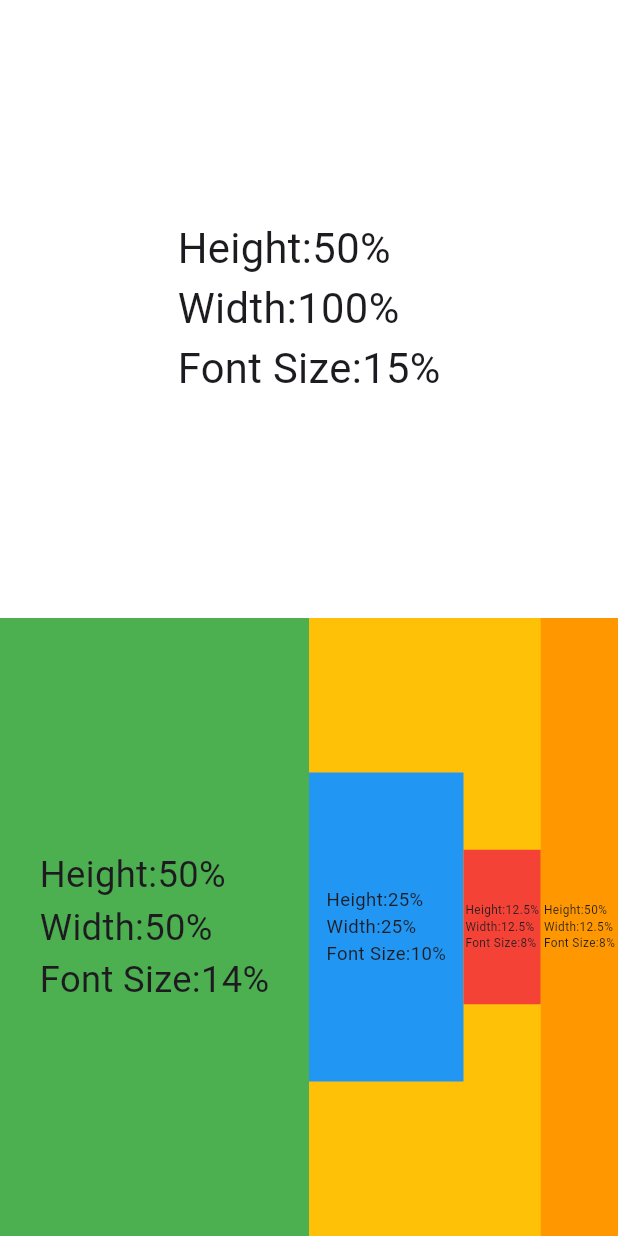
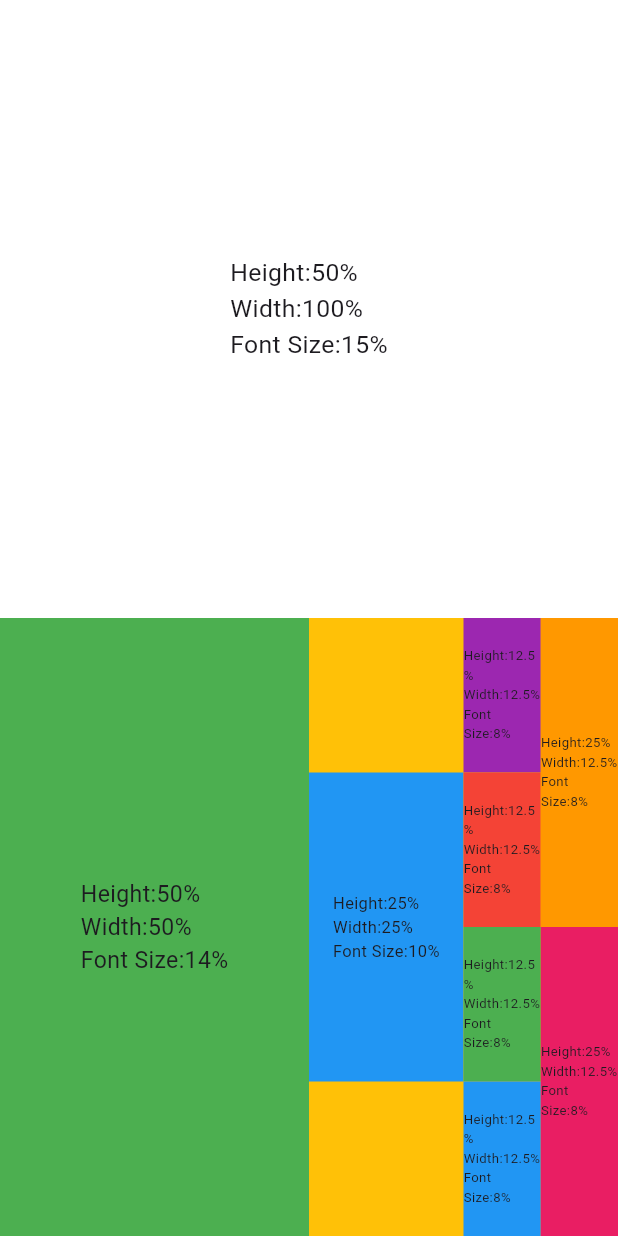
Before and after one commit to akassharjun/flutter-screen-scaler, a Flutter app: the screen it shows after launch, on a phone screen of 412 x 824 dp. Run offline on Flutter 3.47's test engine with Material 3 defaults, Android fonts, the phone set to English and light mode, and no system bars.

Commit message:
updated code to adopt latest changes in flutter (#7)

```diff
--- a/example/lib/main.dart
+++ b/example/lib/main.dart
@@ -22,7 +22,7 @@ class MyApp extends StatelessWidget {
 }
 
 class ExamplePage extends StatefulWidget {
-  ExamplePage({Key? key}) : super(key: key);
+  const ExamplePage({Key? key}) : super(key: key);
 
   @override
   _ExamplePageState createState() => _ExamplePageState();
@@ -31,7 +31,7 @@ class ExamplePage extends StatefulWidget {
 class _ExamplePageState extends State<ExamplePage> {
   @override
   Widget build(BuildContext context) {
-    ScreenScaler scaler = ScreenScaler()..init(context);
+    ScreenScaler.init(context);
 
     return Scaffold(
       body: Container(
@@ -44,29 +44,29 @@ class _ExamplePageState extends State<ExamplePage> {
               alignment: Alignment.center,
               color: Colors.white,
               // take 50% of the height
-              height: scaler.getHeight(50),
+              height: 50.h,
               // take 100% of the width
-              width: scaler.getWidth(100),
+              width: 100.w,
               child: Text(
                 "Height:50%\nWidth:100%\nFont Size:15%",
                 style: TextStyle(
-                  fontSize: scaler.getTextSize(15),
+                  fontSize: 15.sp,
                 ),
               ),
             ),
             Row(
-              children: <Widget> [
+              children: <Widget>[
                 Container(
                   alignment: Alignment.center,
                   color: Colors.green,
-                  // take 25% of the height
-                  height: scaler.getHeight(50),
+                  // take 50% of the height
+                  height: 50.h,
                   // take 50% of the width
-                  width: scaler.getWidth(50),
+                  width: 50.w,
                   child: Text(
                     "Height:50%\nWidth:50%\nFont Size:14%",
                     style: TextStyle(
-                    fontSize: scaler.getTextSize(14),
+                      fontSize: 14.sp,
                     ),
                   ),
                 ),
@@ -74,13 +74,29 @@ class _ExamplePageState extends State<ExamplePage> {
                   alignment: Alignment.center,
                   color: Colors.blue,
                   // take 25% of the height
-                  height: scaler.getHeight(25),
+                  height: 25.h,
                   // take 25% of the width
-                  width: scaler.getWidth(25),
+                  width: 25.w,
                   child: Text(
                     "Height:25%\nWidth:25%\nFont Size:10%",
                     style: TextStyle(
-                    fontSize: scaler.getTextSize(10),
+                      fontSize: 10.sp,
+                    ),
+                  ),
+                ),
+                Column(
+                  children: [
+                    Container(
+                      alignment: Alignment.center,
+                      color: Colors.purple,
+                      // take 12.5% of the height
+                      height: 12.5.h,
+                      // take 12.5% of the width
+                      width: 12.5.w,
+                      child: Text(
+                        "Height:12.5%\nWidth:12.5%\nFont Size:8%",
+                        style: TextStyle(
+                          fontSize: 8.sp,
                         ),
                       ),
                     ),
@@ -88,31 +104,80 @@ class _ExamplePageState extends State<ExamplePage> {
                       alignment: Alignment.center,
                       color: Colors.red,
                       // take 12.5% of the height
-                  height: scaler.getHeight(12.5),
+                      height: 12.5.h,
                       // take 12.5% of the width
-                  width: scaler.getWidth(12.5),
+                      width: 12.5.w,
                       child: Text(
                         "Height:12.5%\nWidth:12.5%\nFont Size:8%",
                         style: TextStyle(
-                    fontSize: scaler.getTextSize(8),
+                          fontSize: 8.sp,
                         ),
                       ),
                     ),
                     Container(
                       alignment: Alignment.center,
-                  color: Colors.orange,
-                  // take 50% of the height
-                  height: scaler.getHeight(50),
+                      color: Colors.green,
+                      // take 12.5% of the height
+                      height: 12.5.h,
                       // take 12.5% of the width
-                  width: scaler.getWidth(12.5),
+                      width: 12.5.w,
                       child: Text(
-                    "Height:50%\nWidth:12.5%\nFont Size:8%",
+                        "Height:12.5%\nWidth:12.5%\nFont Size:8%",
                         style: TextStyle(
-                    fontSize: scaler.getTextSize(8),
+                          fontSize: 8.sp,
                         ),
                       ),
                     ),
-            ])
+                    Container(
+                      alignment: Alignment.center,
+                      color: Colors.blue,
+                      // take 12.5% of the height
+                      height: 12.5.h,
+                      // take 12.5% of the width
+                      width: 12.5.w,
+                      child: Text(
+                        "Height:12.5%\nWidth:12.5%\nFont Size:8%",
+                        style: TextStyle(
+                          fontSize: 8.sp,
+                        ),
+                      ),
+                    ),
+                  ],
+                ),
+                Column(
+                  children: [
+                    Container(
+                      alignment: Alignment.center,
+                      color: Colors.orange,
+                      // take 25% of the height (corrected from 50% in comment)
+                      height: 25.h,
+                      // take 12.5% of the width
+                      width: 12.5.w,
+                      child: Text(
+                        "Height:25%\nWidth:12.5%\nFont Size:8%",
+                        style: TextStyle(
+                          fontSize: 8.sp,
+                        ),
+                      ),
+                    ),
+                    Container(
+                      alignment: Alignment.center,
+                      color: Colors.pink,
+                      // take 25% of the height (corrected from 50% in comment)
+                      height: 25.h,
+                      // take 12.5% of the width
+                      width: 12.5.w,
+                      child: Text(
+                        "Height:25%\nWidth:12.5%\nFont Size:8%",
+                        style: TextStyle(
+                          fontSize: 8.sp,
+                        ),
+                      ),
+                    ),
+                  ],
+                ),
+              ],
+            )
           ],
         ),
       ),
--- a/lib/flutter_screen_scaler.dart
+++ b/lib/flutter_screen_scaler.dart
@@ -5,88 +5,132 @@ import 'dart:math';
 
 import 'package:flutter/material.dart';
 
-/// A package to scale your widgets according to the screen size with the use of percentages.
+/// A utility class to scale widget dimensions and spacing based on screen size percentages.
+///
+/// Initialize with [ScreenScaler.init(context)] before use.
+/// Provides methods to get dimensions (width, height, text size) and
+/// EdgeInsets or BorderRadius values scaled by a direct percentage of screen dimensions.
+///
+/// Also provides convenient extension methods on `num` (e.g., `50.h`, `30.w`)
+/// for concise scaling after initialization.
 class ScreenScaler {
-  double _screenWidth = 1080.0;
-  double _screenHeight = 1920.0;
+  // --- Singleton Setup ---
+  ScreenScaler._privateConstructor();
+  static final ScreenScaler I = ScreenScaler._privateConstructor();
+  // --- End Singleton Setup ---
 
-  static const double _fixedWidth = 410; // Set to an Aspect Ratio of 2:1 (h:w)
-  static const double _fixedHeight = 820; // Set to an Aspect Ratio of 2:1 (h:w)
+  double _screenWidth = 1080.0; // Default, updated by init()
+  double _screenHeight = 1920.0; // Default, updated by init()
+  bool _isInitialized = false;
 
-  void init(BuildContext context) {
-    MediaQueryData mediaQuery = MediaQuery.of(context);
-    _screenWidth = mediaQuery.size.width;
-    _screenHeight = mediaQuery.size.height;
+  /// Default number of decimal places for rounding scaled values.
+  static const int _kDefaultDecimalPlaces = 5;
+
+  /// Reference screen width for scaling text sizes using the .sp extension.
+  static const double _kReferenceScreenWidthForText = 375.0;
+
+  /// Initializes the [ScreenScaler] with actual screen dimensions from [BuildContext].
+  /// Call once before using scaling methods or extension getters like .h, .w.
+  static void init(BuildContext context) {
+    I._screenWidth = MediaQuery.sizeOf(context).width;
+    I._screenHeight = MediaQuery.sizeOf(context).height;
+    I._isInitialized = true;
   }
 
-  static double _roundToDecimals(double val, int decimalPlaces) {
-    num mod = pow(10.0, decimalPlaces);
-    return ((val * mod).round().toDouble() / mod);
+  void _checkInitialized() {
+    if (!I._isInitialized) {
+      debugPrint(
+          "Warning: ScreenScaler is not initialized. Call ScreenScaler.init(context) first. Using default screen dimensions.");
+    }
   }
 
-  /// Returns the width equivalent of the [percentage] provided.
-  double getWidth(double? percentage) {
-    final int _decPlaces = 5;
-
-    _screenWidth = _screenWidth
-        .floorToDouble(); // Extracts Device Screen maximum percentage.
-
-    double _rsWidth = 0;
-    if (_screenWidth == _fixedWidth) {
-      // If input percentage matches fixedWidth then do normal scaling.
-      _rsWidth =
-          _roundToDecimals((_screenWidth * (percentage! / 100)), _decPlaces);
-    } else {
-      // If input percentage !match fixedWidth then do adjustment factor scaling.
-      double _scaleRatioWidth =
-          _roundToDecimals((_screenWidth / _fixedWidth), _decPlaces);
-      double _scalerWidth =
-          ((percentage! + log(percentage + 1)) * pow(1, _scaleRatioWidth)) /
-              100;
-      _rsWidth = _roundToDecimals((_screenWidth * _scalerWidth), _decPlaces);
-    }
-
-    return _screenWidth * percentage/100;
+  /// Rounds a [value] to a specified number of [decimalPlaces].
+  static double _roundToDecimals(double value, int decimalPlaces) {
+    num mod = pow(10.0, decimalPlaces);
+    return ((value * mod).round().toDouble() / mod);
   }
 
-  /// Returns the height equivalent of the [percentage] provided.
-  double getHeight(double? percentage) {
-    final int _decPlaces = 5;
-
-    _screenHeight = _screenHeight
-        .floorToDouble(); // Extracts Device Screen maximum percentage.
-
-    double _rsHeight = 0;
-    if (_screenHeight == _fixedHeight) {
-      // If input percentage matches fixedHeight then do normal scaling.
-      _rsHeight =
-          _roundToDecimals((_screenHeight * (percentage! / 100)), _decPlaces);
-    } else {
-      // If input percentage !match fixedHeight then do adjustment factor scaling.
-      double _scaleRatioHeight =
-          _roundToDecimals((_screenHeight / _fixedHeight), _decPlaces);
-      double _scalerHeight =
-          ((percentage! + log(percentage + 1)) * pow(1, _scaleRatioHeight)) /
-              100;
-      _rsHeight = _roundToDecimals((_screenHeight * _scalerHeight), _decPlaces);
-    }
-
-    return _screenHeight * percentage/100;
+  /// Returns a width equivalent to the given [percentage] of the screen width.
+  ///
+  /// [percentage]: The percentage (e.g., 50 for 50%) of the screen width.
+  /// Returns the calculated width, rounded to [_kDefaultDecimalPlaces].
+  double getWidth(double percentage) {
+    _checkInitialized();
+    return _roundToDecimals(
+        (_screenWidth * (percentage / 100.0)), _kDefaultDecimalPlaces);
   }
 
-  /// Returns the text size for the [percentage] provided.
+  /// Returns a height equivalent to the given [percentage] of the screen height.
+  ///
+  /// [percentage]: The percentage (e.g., 50 for 50%) of the screen height.
+  /// Returns the calculated height, rounded to [_kDefaultDecimalPlaces].
+  double getHeight(double percentage) {
+    _checkInitialized();
+    return _roundToDecimals(
+        (_screenHeight * (percentage / 100.0)), _kDefaultDecimalPlaces);
+  }
+
+  /// Returns a width equivalent to the given [percentage] of the [parentSize.width].
+  ///
+  /// [parentSize]: The size of the parent widget.
+  /// [percentage]: The percentage (e.g., 50 for 50%) of the parent's width.
+  /// Returns the calculated width, rounded to [_kDefaultDecimalPlaces].
+  double scaleWidthFrom(Size parentSize, double percentage) {
+    // No _checkInitialized needed here as it doesn't use screen dimensions
+    return _roundToDecimals(
+        (parentSize.width * (percentage / 100.0)), _kDefaultDecimalPlaces);
+  }
+
+  /// Returns a height equivalent to the given [percentage] of the [parentSize.height].
+  ///
+  /// [parentSize]: The size of the parent widget.
+  /// [percentage]: The percentage (e.g., 50 for 50%) of the parent's height.
+  /// Returns the calculated height, rounded to [_kDefaultDecimalPlaces].
+  double scaleHeightFrom(Size parentSize, double percentage) {
+    // No _checkInitialized needed here as it doesn't use screen dimensions
+    return _roundToDecimals(
+        (parentSize.height * (percentage / 100.0)), _kDefaultDecimalPlaces);
+  }
+
+  /// Returns a responsive font size scaled linearly based on the screen width
+  /// relative to [_kReferenceScreenWidthForText].
+  ///
+  /// [fontSize]: The base font size to scale.
+  /// Returns the calculated font size, rounded to [_kDefaultDecimalPlaces].
+  double getResponsiveFontSize(double fontSize) {
+    _checkInitialized();
+    double scaleFactor = _screenWidth / _kReferenceScreenWidthForText;
+    // Optional: Add min/max clamps for the scaleFactor if desired
+    // e.g., scaleFactor = scaleFactor.clamp(0.8, 1.5);
+    return _roundToDecimals(fontSize * scaleFactor, _kDefaultDecimalPlaces);
+  }
+
+  /// Returns a scaled text size. This is an alias for [getFullScreen].
+  /// Consider using [getResponsiveFontSize] or the `.sp` extension for more standard font scaling.
   double getTextSize(
-    double? percentage,
+    double percentage,
   ) =>
-      percentage! / 100 * (getHeight(percentage) + getWidth(percentage));
+      getFullScreen(percentage);
 
-  /// Returns the dynamic size for the [percentage] provided.
+  /// Returns a dynamic scaled size based on a formula involving the sum of
+  /// scaled screen width and height: `(percentage/100)^2 * (screenWidth + screenHeight)`.
+  ///
+  /// Note: The percentage is squared in this formula.
+  /// Useful for sizes proportional to both screen dimensions.
+  ///
+  /// [percentage]: The percentage to use in the scaling formula.
   double getFullScreen(
     double percentage,
-  ) =>
-      percentage / 100 * (getHeight(percentage) + getWidth(percentage));
+  ) {
+    _checkInitialized();
+    // With simplified getWidth/getHeight, this becomes:
+    // (percentage / 100) * (screenWidth * p/100 + screenHeight * p/100)
+    // = (percentage / 100)^2 * (screenWidth + screenHeight)
+    return (percentage / 100) * (getHeight(percentage) + getWidth(percentage));
+  }
 
-  /// Returns the dynamic padding sizes for the [height] and [width] percentages provided.
+  /// Returns [EdgeInsets] scaled by [height] and [width] percentages.
+  /// L/R use `getWidth(width)`, T/B use `getHeight(height)`.
   EdgeInsetsGeometry getPadding(
     double height,
     double width,
@@ -98,29 +142,19 @@ class ScreenScaler {
         getHeight(height),
       );
 
-  /// Returns the dynamic padding sizes for the [height] percentage provided.
+  /// Returns [EdgeInsets] with all sides scaled by [height] percentage.
   EdgeInsetsGeometry getPaddingByHeight(
     double height,
   ) =>
-      EdgeInsets.fromLTRB(
-        getHeight(height),
-        getHeight(height),
-        getHeight(height),
-        getHeight(height),
-      );
+      EdgeInsets.all(getHeight(height));
 
-  /// Returns the dynamic padding sizes for the [width] percentage provided.
+  /// Returns [EdgeInsets] with all sides scaled by [width] percentage.
   EdgeInsetsGeometry getPaddingByWidth(
     double width,
   ) =>
-      EdgeInsets.fromLTRB(
-        getHeight(width),
-        getHeight(width),
-        getHeight(width),
-        getHeight(width),
-      );
+      EdgeInsets.all(getWidth(width));
 
-  /// Returns the dynamic padding size for the [left], [top], [right], [bottom] percentages provided.
+  /// Returns [EdgeInsets] with L/T/R/B paddings scaled by respective percentages.
   EdgeInsetsGeometry getPaddingLTRB(
     double left,
     double top,
@@ -134,11 +168,12 @@ class ScreenScaler {
         getHeight(bottom),
       );
 
-  /// Returns the dynamic padding size for the [percentage] provided.
+  /// Returns [EdgeInsets] with all sides scaled using [getFullScreen] logic.
   EdgeInsetsGeometry getPaddingAll(double all) =>
       EdgeInsets.all(getFullScreen(all));
 
-  /// Returns the dynamic margin size for the [height] and [width] percentages provided.
+  /// Returns [EdgeInsets] for margins, scaled by [height] and [width] percentages.
+  /// L/R use `getWidth(width)`, T/B use `getHeight(height)`.
   EdgeInsetsGeometry getMargin(
     double height,
     double width,
@@ -150,29 +185,19 @@ class ScreenScaler {
         getHeight(height),
       );
 
-  /// Returns the dynamic margin size for the [height] percentage provided.
+  /// Returns [EdgeInsets] for margins with all sides scaled by [height] percentage.
   EdgeInsetsGeometry getMarginByHeight(
     double height,
   ) =>
-      EdgeInsets.fromLTRB(
-        getHeight(height),
-        getHeight(height),
-        getHeight(height),
-        getHeight(height),
-      );
+      EdgeInsets.all(getHeight(height));
 
-  /// Returns the dynamic margin size for the [width] percentage provided.
+  /// Returns [EdgeInsets] for margins with all sides scaled by [width] percentage.
   EdgeInsetsGeometry getMarginByWidth(
     double width,
   ) =>
-      EdgeInsets.fromLTRB(
-        getHeight(width),
-        getHeight(width),
-        getHeight(width),
-        getHeight(width),
-      );
+      EdgeInsets.all(getWidth(width));
 
-  /// Returns the dynamic margin sizes for the [left], [top], [right], [bottom] percentages provided.
+  /// Returns [EdgeInsets] for margins with L/T/R/B scaled by respective percentages.
   EdgeInsetsGeometry getMarginLTRB(
     double left,
     double top,
@@ -186,19 +211,19 @@ class ScreenScaler {
         getHeight(bottom),
       );
 
-  /// Returns the dynamic margin size for the [percentage] provided.
+  /// Returns [EdgeInsets] for margins with all sides scaled using [getFullScreen] logic.
   EdgeInsetsGeometry getMarginAll(
     double percentage,
   ) =>
       EdgeInsets.all(getFullScreen(percentage));
 
-  /// Returns the dynamic border radius size for the [radius] percentage provided.
+  /// Returns [BorderRadius] with circular radius scaled using [getFullScreen] logic.
   BorderRadius getBorderRadiusCircular(
     double radius,
   ) =>
       BorderRadius.circular(getFullScreen(radius));
 
-  /// Returns the dynamic border radius size for the [topLeft], [topRigt], [bottomLeft] & [bottomRight] percentages provided.
+  /// Returns [BorderRadius] with individually scaled corners using [getFullScreen] logic.
   BorderRadius getBorderRadiusCircularLR(
     double topLeft,
     double topRight,
@@ -206,13 +231,13 @@ class ScreenScaler {
     double bottomRight,
   ) =>
       BorderRadius.only(
-        topLeft: Radius.circular(topLeft),
-        topRight: Radius.circular(topRight),
-        bottomLeft: Radius.circular(bottomLeft),
-        bottomRight: Radius.circular(bottomRight),
+        topLeft: Radius.circular(getFullScreen(topLeft)),
+        topRight: Radius.circular(getFullScreen(topRight)),
+        bottomLeft: Radius.circular(getFullScreen(bottomLeft)),
+        bottomRight: Radius.circular(getFullScreen(bottomRight)),
       );
 
-  /// Returns the dynamic border radius size for the [radius] height percentage provided.
+  /// Returns [BorderRadius] with circular radius scaled by [getHeight].
   BorderRadius getBorderRadiusCircularByHeight(
     double radius,
   ) =>
@@ -220,11 +245,27 @@ class ScreenScaler {
         getHeight(radius),
       );
 
-  /// Returns the dynamic border radius size for the [radius] width percentage provided.
+  /// Returns [BorderRadius] with circular radius scaled by [getWidth].
   BorderRadius getBorderRadiusCircularByWidth(
     double radius,
   ) =>
       BorderRadius.circular(
-        getHeight(radius),
+        getWidth(radius),
       );
 }
+
+// --- Extension Methods ---
+extension ScreenScalerExtensions on num {
+  /// Returns a height equivalent to this [num] value as a percentage of the screen height.
+  /// ScreenScaler must be initialized using `ScreenScaler.init(context)` before using this.
+  double get h => ScreenScaler.I.getHeight(toDouble());
+
+  /// Returns a width equivalent to this [num] value as a percentage of the screen width.
+  /// ScreenScaler must be initialized using `ScreenScaler.init(context)` before using this.
+  double get w => ScreenScaler.I.getWidth(toDouble());
+
+  /// Returns a font size scaled linearly based on screen width.
+  /// ScreenScaler must be initialized using `ScreenScaler.init(context)` before using this.
+  /// See [ScreenScaler.getResponsiveFontSize].
+  double get sp => ScreenScaler.I.getResponsiveFontSize(toDouble());
+}
--- a/pubspec.yaml
+++ b/pubspec.yaml
@@ -1,10 +1,10 @@
 name: flutter_screen_scaler
-description: A package to resize your widgets according to the screen size with the use of percentages.
-version: 2.1.0
+description: A package to scale widgets and font sizes based on screen percentages, with convenient extension methods (e.g., `50.h`, `30.w`, `16.sp`).
+version: 3.0.0
 homepage: https://github.com/akassharjun/flutter-screen-scaler
 
 environment:
-  sdk: '>=2.12.0 <3.0.0'
+  sdk: '>=2.19.0 <4.0.0'
 
 dependencies:
   flutter:
```
Also changed, not shown: assets/sample_image.png, assets/sample_image_old.png (added), example/pubspec.lock, pubspec.lock, 5 other files. Lines whose indentation alone changed are shown as unchanged.
